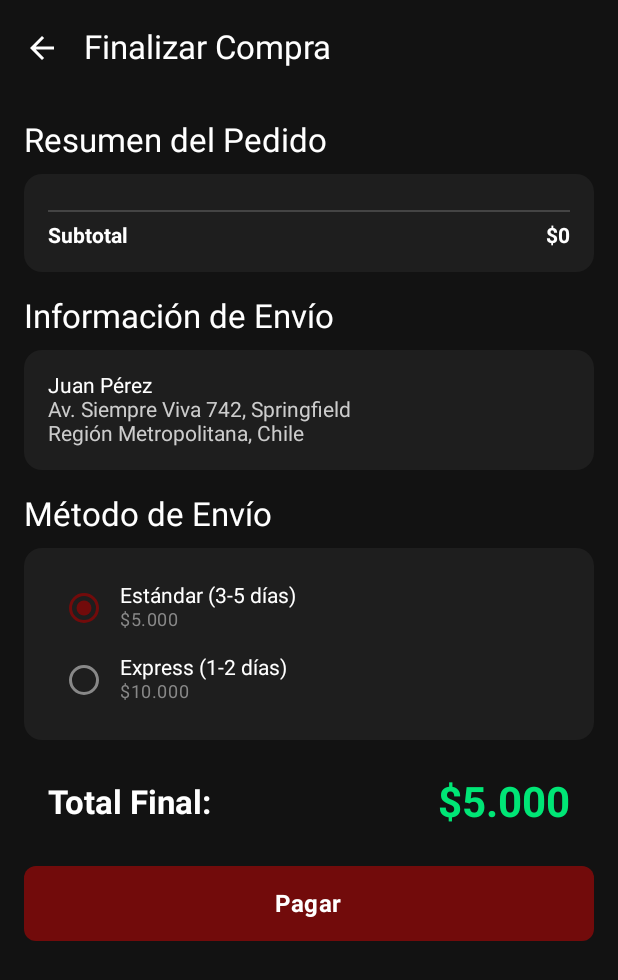
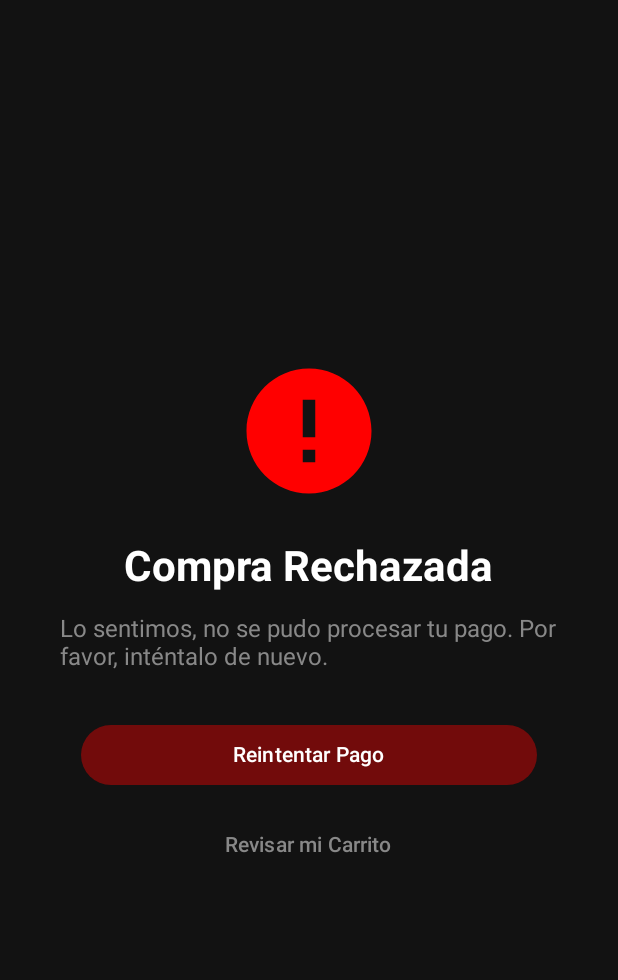
Before and after one commit to iShadowFox23/MagicEastMobile, an Android app built with Jetpack Compose: the CompraRechazadaScreen screen opened through its navigation route, on a phone screen of 412 x 824 dp. Shown: the top 980 px of the screen. Run offline under Robolectric (Android 15) with nearby library versions, the phone set to English and light mode, and no system bars.

Commit message:
Creacion de paginas para checkout exitoso o fallado. Creacion main backoffice. Incorporacion de campo "RUT" En registro de usuario.

```diff
--- a/app/src/main/java/com/example/magiceast/MainActivity.kt
+++ b/app/src/main/java/com/example/magiceast/MainActivity.kt
@@ -81,21 +81,27 @@ class MainActivity : ComponentActivity() {
                         CheckoutScreen(
                             navController = navController,
                             carritoViewModel = carritoViewModel,
-                            onPurchaseComplete = { }
+                            onPurchaseComplete = { success ->
+                                if (success) {
+                                    carritoViewModel.limpiarCarrito()
+                                    navController.navigate("checkoutexito")
+                                } else {
+                                    navController.navigate("checkoutfail")
+                                }
+                            }
                         )
                     }
                     //Compra exitosa
                     composable("checkoutexito") {
                         CompraExitosaScreen(
+                            onContinueShopping = { navController.navigate("catalogo") },
                             onGoHome = { navController.navigate("main") }
                         )
                     }
                     //Compra fallida
                     composable("checkoutfail") {
-                        CheckoutScreen(
-                            navController = navController,
-                            carritoViewModel = carritoViewModel,
-                            onPurchaseComplete = { }
+                        CompraRechazadaScreen(
+                            onGoToCart = { navController.navigate("carrito") }
                         )
                     }
                     //Registro
@@ -106,8 +112,15 @@ class MainActivity : ComponentActivity() {
                         )
                     }
 
-                    //Back Office (solo admin)
+                    //Back Office (main)
                     composable("admin") {
+                        MainBackOfficeScreen(
+                            onGoToCatalogoAdmin = { navController.navigate("admincatalogo") }
+                        )
+                    }
+
+                    //Back Office (catalogo)
+                    composable("admincatalogo") {
                         BackOfficeScreen(
                             onBack = {
                                 loginViewModel.clearErrors()
--- /dev/null
+++ b/app/src/main/java/com/example/magiceast/screen/CompraFallidaScreen.kt
@@ -0,0 +1,63 @@
+
+package com.example.magiceast.screen
+
+import androidx.compose.foundation.background
+import androidx.compose.foundation.layout.*
+import androidx.compose.material.icons.Icons
+import androidx.compose.material.icons.filled.Error
+import androidx.compose.material3.*
+import androidx.compose.runtime.Composable
+import androidx.compose.ui.Alignment
+import androidx.compose.ui.Modifier
+import androidx.compose.ui.graphics.Color
+import androidx.compose.ui.text.font.FontWeight
+import androidx.compose.ui.unit.dp
+import androidx.compose.ui.unit.sp
+
+@Composable
+fun CompraRechazadaScreen(
+    onRetry: () -> Unit = {},
+    onGoToCart: () -> Unit = {}
+) {
+    Column(
+        modifier = Modifier
+            .fillMaxSize()
+            .background(Color(0xFF121212))
+            .padding(16.dp),
+        horizontalAlignment = Alignment.CenterHorizontally,
+        verticalArrangement = Arrangement.Center
+    ) {
+        Icon(
+            imageVector = Icons.Default.Error,
+            contentDescription = "Error",
+            tint = Color.Red,
+            modifier = Modifier.size(100.dp)
+        )
+        Spacer(modifier = Modifier.height(24.dp))
+        Text(
+            text = "Compra Rechazada",
+            color = Color.White,
+            fontSize = 28.sp,
+            fontWeight = FontWeight.Bold
+        )
+        Spacer(modifier = Modifier.height(16.dp))
+        Text(
+            text = "Lo sentimos, no se pudo procesar tu pago. Por favor, inténtalo de nuevo.",
+            color = Color.Gray,
+            fontSize = 16.sp,
+            modifier = Modifier.padding(horizontal = 24.dp)
+        )
+        Spacer(modifier = Modifier.height(32.dp))
+        Button(
+            onClick = onRetry,
+            colors = ButtonDefaults.buttonColors(containerColor = Color(0xFF720B0B)),
+            modifier = Modifier.fillMaxWidth(0.8f)
+        ) {
+            Text("Reintentar Pago", color = Color.White)
+        }
+        Spacer(modifier = Modifier.height(12.dp))
+        TextButton(onClick = onGoToCart) {
+            Text("Revisar mi Carrito", color = Color.Gray)
+        }
+    }
+}
```
Also changed, not shown: app/src/main/java/com/example/magiceast/screen/CheckOutScreen.kt (+16 -5 lines), app/src/main/java/com/example/magiceast/screen/MainBackOfficeScreen.kt (added, +149 -0 lines), app/src/main/java/com/example/magiceast/screen/RegistroScreen.kt (+38 -1 lines), app/src/main/java/com/example/magiceast/viewmodel/RegistroViewModel.kt (+10 -0 lines).
